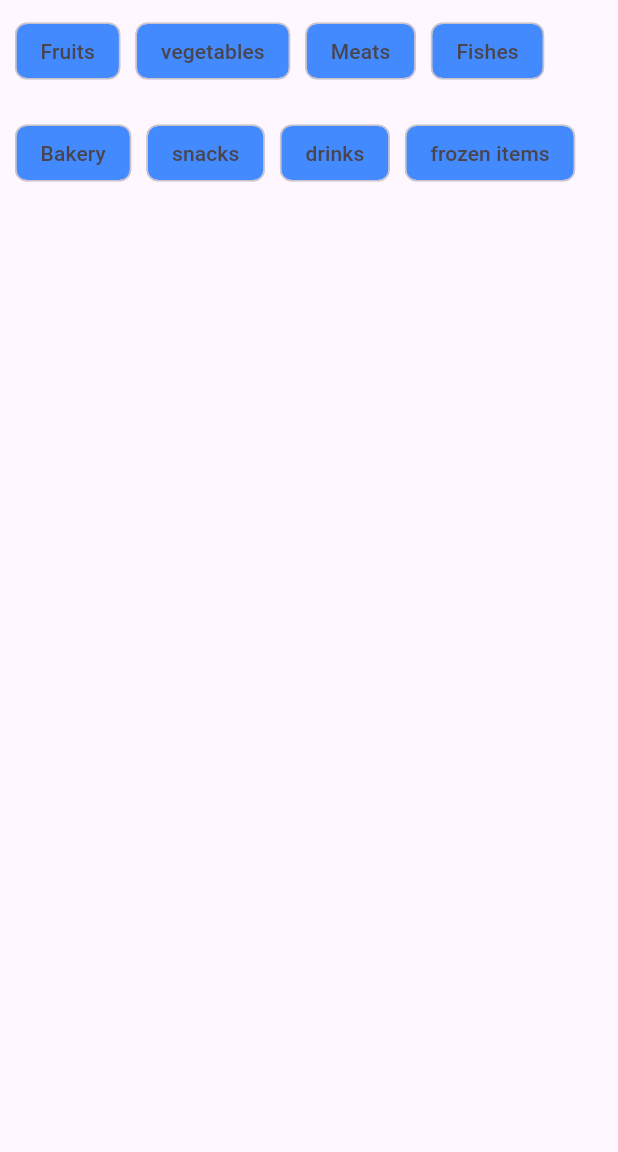
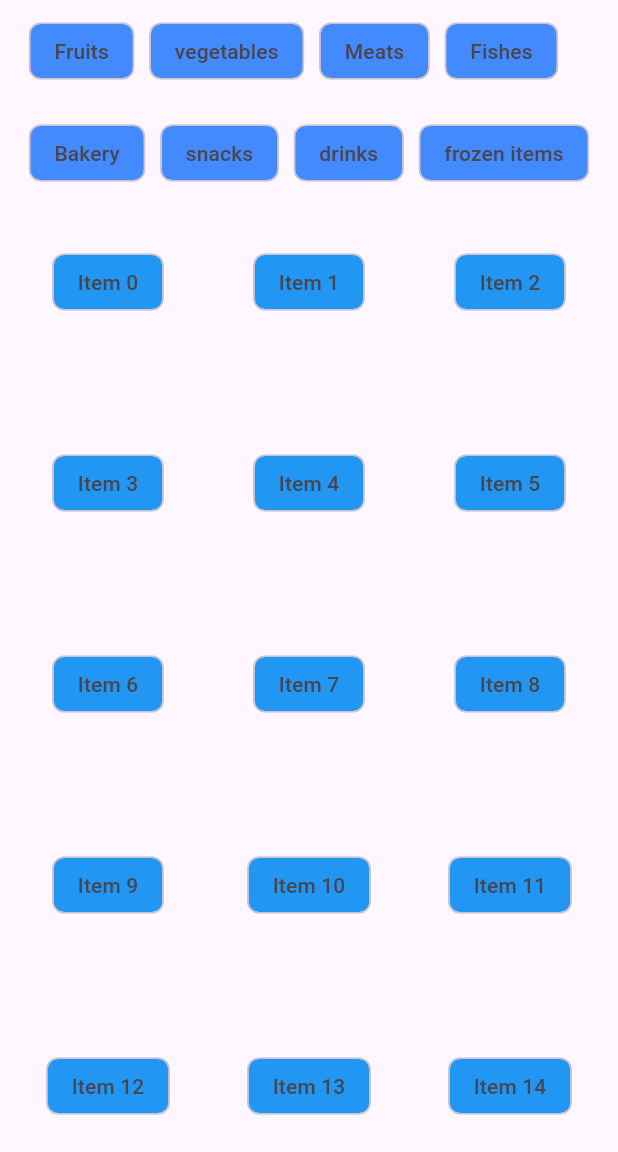
Before and after one commit to iliyasrobin/myflutterpractice, a Flutter app: the screen it shows after launch, on a phone screen of 412 x 824 dp, the part 84-1236 px from its top. Run offline on Flutter 3.47's test engine with Material 3 defaults, Android fonts, the phone set to English and light mode, and no system bars.

```diff
--- /dev/null
+++ b/lib/GridViewCount.dart
@@ -0,0 +1,55 @@
+import 'package:flutter/material.dart';
+
+class GCount extends StatelessWidget {
+  final List<String> categories = [
+    "Fruits",
+    "vegetables",
+    "Meats",
+    "Fishes",
+    "Bakery",
+    "snacks",
+    "drinks",
+    "frozen items"
+  ];
+
+  @override
+  Widget build(BuildContext context) {
+    return Scaffold(
+      appBar: AppBar(
+        title: Text("Wrap"),
+        backgroundColor: Colors.blue,
+        foregroundColor: Colors.white,
+      ),
+      body: Padding(
+        padding: const EdgeInsets.all(10),
+        child: Column(
+          children: [
+            Wrap(
+              spacing: 10,
+              runSpacing: 20,
+              children: categories.map((category) {
+                return Chip(
+                  label: Text(category),
+                  backgroundColor: Colors.blueAccent,
+                );
+              }).toList(),
+            ),
+            Expanded(
+              child: GridView.count(
+                mainAxisSpacing: 10,
+                crossAxisSpacing: 10,
+                crossAxisCount: 3,
+                children: List.generate(
+                    15,
+                    (index) => Chip(
+                          label: Text("Item ${index}"),
+                          backgroundColor: Colors.blue,
+                        )),
+              ),
+            ),
+          ],
+        ),
+      ),
+    );
+  }
+}
--- a/lib/MyApp.dart
+++ b/lib/MyApp.dart
@@ -1,4 +1,5 @@
 import 'package:flutter/material.dart';
+import 'package:mypractice/GridViewCount.dart';
 import 'package:mypractice/mediaQuery.dart';
 import 'package:mypractice/wrapWidget.dart';
 
@@ -11,7 +12,7 @@ class MyApp extends StatelessWidget {
   @override
   Widget build(BuildContext context) {
     return MaterialApp(
-      home: wrapWidget(),
+      home: GCount(),
     );
   }
 }
```
